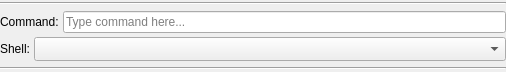
Old version of the form spine_items/tool/ui/executable_tool_options.ui in the repository spine-tools/spine-items.
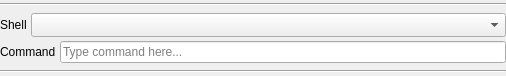
New version of the form.

Commit message: Fix Tool Properties for executables, fix tests

```diff
--- a/spine_items/tool/ui/executable_tool_options.ui
+++ b/spine_items/tool/ui/executable_tool_options.ui
@@ -20,7 +20,7 @@
     <x>0</x>
     <y>0</y>
     <width>506</width>
-    <height>72</height>
+    <height>76</height>
    </rect>
   </property>
   <layout class="QVBoxLayout" name="verticalLayout">
@@ -60,39 +60,9 @@
         <number>0</number>
        </property>
        <item>
-        <widget class="QLabel" name="label_2">
-         <property name="text">
-          <string>Command:</string>
-         </property>
-        </widget>
-       </item>
-       <item>
-        <widget class="QLineEdit" name="lineEdit_command">
-         <property name="placeholderText">
-          <string>Type command here...</string>
-         </property>
-         <property name="clearButtonEnabled">
-          <bool>true</bool>
-         </property>
-        </widget>
-       </item>
-      </layout>
-     </item>
-     <item>
-      <layout class="QHBoxLayout" name="horizontalLayout_3">
-       <property name="spacing">
-        <number>4</number>
-       </property>
-       <property name="leftMargin">
-        <number>0</number>
-       </property>
-       <property name="rightMargin">
-        <number>0</number>
-       </property>
-       <item>
         <widget class="QLabel" name="label">
          <property name="text">
-          <string>Shell:</string>
+          <string>Shell</string>
          </property>
         </widget>
        </item>
@@ -120,6 +90,36 @@
        </item>
       </layout>
      </item>
+     <item>
+      <layout class="QHBoxLayout" name="horizontalLayout_3">
+       <property name="spacing">
+        <number>4</number>
+       </property>
+       <property name="leftMargin">
+        <number>0</number>
+       </property>
+       <property name="rightMargin">
+        <number>0</number>
+       </property>
+       <item>
+        <widget class="QLabel" name="label_2">
+         <property name="text">
+          <string>Command</string>
+         </property>
+        </widget>
+       </item>
+       <item>
+        <widget class="QLineEdit" name="lineEdit_command">
+         <property name="placeholderText">
+          <string>Type command here...</string>
+         </property>
+         <property name="clearButtonEnabled">
+          <bool>true</bool>
+         </property>
+        </widget>
+       </item>
+      </layout>
+     </item>
     </layout>
    </item>
    <item>
```
Left out of the diff: 4 changed lines with no effect on the pictures. The commit also changes 9 other files.
